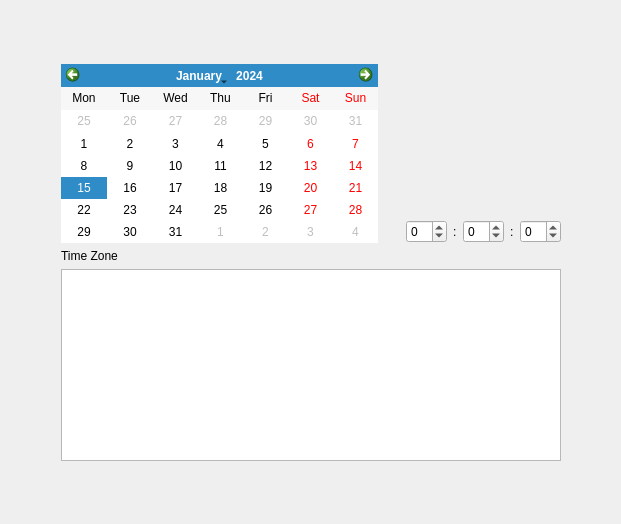
dadas45li/yali, file yali4/gui/Ui/datetimewidget.ui: the form before one commit.
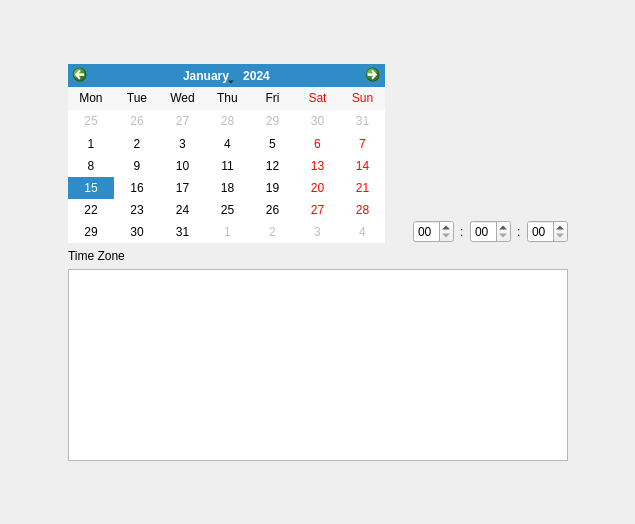
The form after the commit. Custom widgets are drawn as their Qt base class.

Commit message: * Use QTimeEdit * Copy the selected TimeZone file after install * So, TimeDate edit Screen completed.

What changed in the file:
```diff
--- a/yali4/gui/Ui/datetimewidget.ui
+++ b/yali4/gui/Ui/datetimewidget.ui
@@ -5,7 +5,7 @@
    <rect>
     <x>0</x>
     <y>0</y>
-    <width>621</width>
+    <width>635</width>
     <height>524</height>
    </rect>
   </property>
@@ -16,7 +16,7 @@
    <string/>
   </property>
   <layout class="QGridLayout" >
-   <item row="0" column="1" colspan="7" >
+   <item row="0" column="1" colspan="3" >
     <spacer>
      <property name="orientation" >
       <enum>Qt::Vertical</enum>
@@ -83,7 +83,7 @@
      </property>
     </spacer>
    </item>
-   <item row="1" column="3" colspan="5" >
+   <item row="1" column="3" >
     <widget class="AnalogClock" name="analogClock" >
      <property name="minimumSize" >
       <size>
@@ -99,7 +99,7 @@
      </property>
     </widget>
    </item>
-   <item rowspan="3" row="1" column="8" >
+   <item rowspan="3" row="1" column="4" >
     <spacer>
      <property name="orientation" >
       <enum>Qt::Horizontal</enum>
@@ -113,53 +113,45 @@
     </spacer>
    </item>
    <item row="2" column="3" >
-    <widget class="QSpinBox" name="timeHours" >
-     <property name="wrapping" >
-      <bool>true</bool>
-     </property>
-     <property name="maximum" >
-      <number>23</number>
+    <layout class="QHBoxLayout" >
+     <item>
+      <widget class="QTimeEdit" name="timeHours" >
+       <property name="displayFormat" >
+        <string>HH</string>
      </property>
     </widget>
    </item>
-   <item row="2" column="4" >
+     <item>
     <widget class="QLabel" name="label_2" >
      <property name="text" >
       <string>:</string>
      </property>
     </widget>
    </item>
-   <item row="2" column="5" >
-    <widget class="QSpinBox" name="timeMinutes" >
-     <property name="wrapping" >
-      <bool>true</bool>
-     </property>
-     <property name="prefix" >
-      <string/>
-     </property>
-     <property name="maximum" >
-      <number>59</number>
+     <item>
+      <widget class="QTimeEdit" name="timeMinutes" >
+       <property name="displayFormat" >
+        <string>mm</string>
      </property>
     </widget>
    </item>
-   <item row="2" column="6" >
+     <item>
     <widget class="QLabel" name="label_3" >
      <property name="text" >
       <string>:</string>
      </property>
     </widget>
    </item>
-   <item row="2" column="7" >
-    <widget class="QSpinBox" name="timeSeconds" >
-     <property name="wrapping" >
-      <bool>true</bool>
-     </property>
-     <property name="maximum" >
-      <number>59</number>
+     <item>
+      <widget class="QTimeEdit" name="timeSeconds" >
+       <property name="displayFormat" >
+        <string>ss</string>
      </property>
     </widget>
    </item>
-   <item row="3" column="1" colspan="7" >
+    </layout>
+   </item>
+   <item row="3" column="1" colspan="3" >
     <layout class="QVBoxLayout" >
      <item>
       <widget class="QLabel" name="label" >
@@ -176,11 +168,17 @@
          <height>0</height>
         </size>
        </property>
+       <property name="alternatingRowColors" >
+        <bool>true</bool>
+       </property>
+       <property name="selectionRectVisible" >
+        <bool>true</bool>
+       </property>
       </widget>
      </item>
     </layout>
    </item>
-   <item row="4" column="1" colspan="7" >
+   <item row="4" column="1" colspan="3" >
     <spacer>
      <property name="orientation" >
       <enum>Qt::Vertical</enum>
```
Lines whose indentation alone changed are shown as unchanged. The commit also changes 4 other files.
